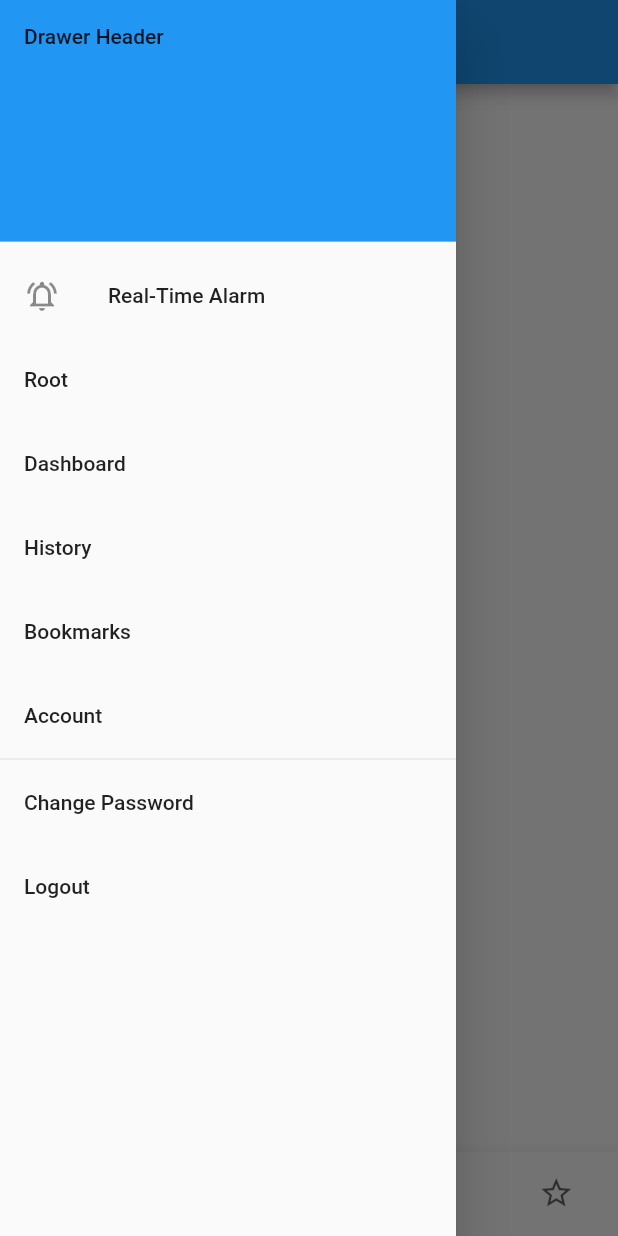
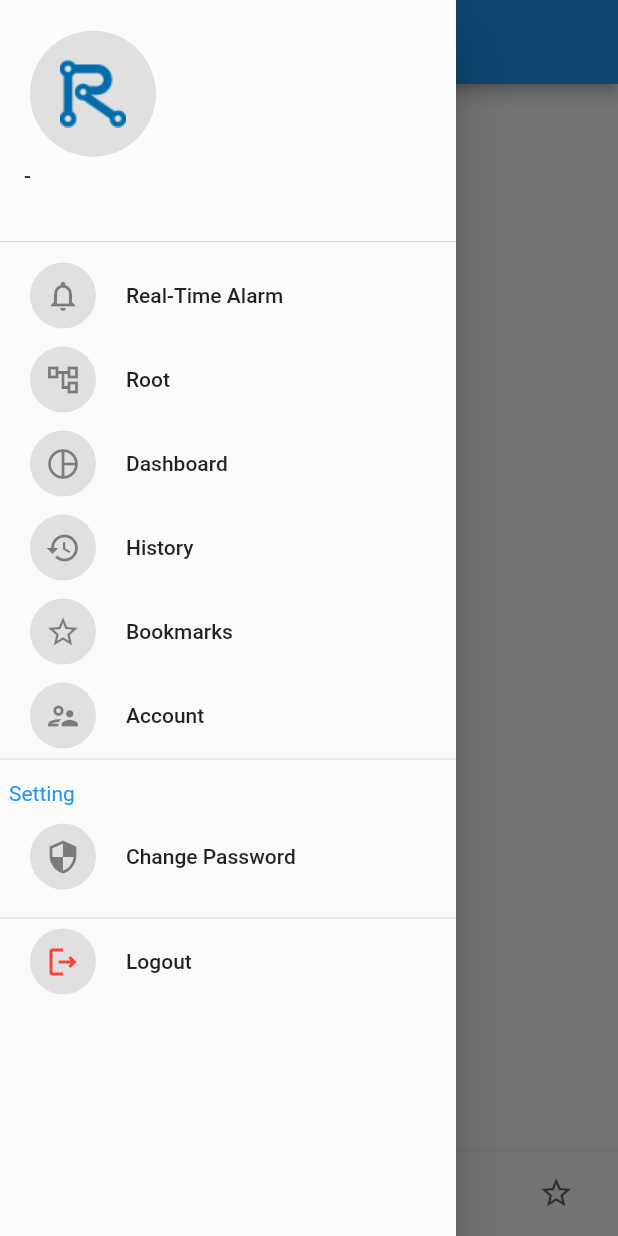
Before and after one commit to henryliang3027/ricoms_app, a Flutter app: the HomePage screen opened directly, with the side drawer open, on a phone screen of 412 x 824 dp. Run offline on Flutter 3.47's test engine with Material 2 defaults, Android fonts, the phone set to English and light mode, and no system bars; our stand-ins replace bloc, dio, equatable, flutter_bloc, formz, hive and 1 more; missing offline and left inert: flutter_simple_treeview, flutter_treeview; accounts and stored records are empty.

Commit message:
finish login, logout, drawer, navigation bar, change password

```diff
--- a/lib/authentication/bloc/authentication_bloc.dart
+++ b/lib/authentication/bloc/authentication_bloc.dart
@@ -40,7 +40,7 @@ class AuthenticationBloc
         case AuthenticationStatus.unauthenticated:
           return emit(const AuthenticationState.unauthenticated());
         case AuthenticationStatus.authenticated:
-          final user = await _authenticationRepository.userRepository
+          final user = _authenticationRepository.userRepository
               .getActivateUser(); //get current login user, activate is true
 
           print(user!.id);
--- a/lib/authentication/bloc/authentication_state.dart
+++ b/lib/authentication/bloc/authentication_state.dart
@@ -3,7 +3,7 @@ part of 'authentication_bloc.dart';
 class AuthenticationState extends Equatable {
   const AuthenticationState._({
     this.status = AuthenticationStatus.unknown,
-    this.user = const User(id: '-', ip: '-', isActivate: false),
+    this.user = const User.empty(),
   });
 
   const AuthenticationState.unknown() : this._();
--- a/lib/home/view/home_page.dart
+++ b/lib/home/view/home_page.dart
@@ -65,16 +65,17 @@ class _HomePageState extends State<HomePage> {
 
   @override
   Widget build(BuildContext context) {
-    final userId = context.select(
-      (AuthenticationBloc bloc) => bloc.state.user.id,
+    final user = context.select(
+      (AuthenticationBloc bloc) => bloc.state.user,
     );
-    print('UserID: $userId');
+    print('UserID: ${user.id}');
 
     return Scaffold(
       appBar: AppBar(
         title: Text(_bottomBarItem[_selectedIndex].label!),
       ),
-      drawer: Drawer(
+      drawer: SafeArea(
+        child: Drawer(
           // Add a ListView to the drawer. This ensures the user can scroll
           // through the options in the drawer if there isn't enough vertical
           // space to fit everything.
@@ -82,14 +83,34 @@ class _HomePageState extends State<HomePage> {
             // Important: Remove any padding from the ListView.
             padding: EdgeInsets.zero,
             children: [
-            const DrawerHeader(
-              decoration: BoxDecoration(
-                color: Colors.blue,
+              DrawerHeader(
+                decoration: const BoxDecoration(
+                  color: Colors.white12,
                 ),
-              child: Text('Drawer Header'),
+                child: Column(
+                  crossAxisAlignment: CrossAxisAlignment.start,
+                  children: [
+                    Card(
+                        elevation: 0,
+                        shape: const CircleBorder(),
+                        color: Colors.grey.shade300,
+                        child: const Padding(
+                          padding: EdgeInsets.all(20),
+                          child:
+                              Image(image: AssetImage('assets/menu_logo.png')),
+                        )),
+                    Text(user.name),
+                  ],
+                ),
               ),
               ListTile(
-              leading: const Icon(Icons.notifications_active_outlined),
+                leading: Card(
+                    elevation: 0,
+                    shape: const CircleBorder(),
+                    color: Colors.grey.shade300,
+                    child: const Padding(
+                        padding: EdgeInsets.all(10),
+                        child: Icon(Icons.notifications_outlined))),
                 title: const Text('Real-Time Alarm'),
                 onTap: () {
                   // Update the state of the app
@@ -100,6 +121,13 @@ class _HomePageState extends State<HomePage> {
                 },
               ),
               ListTile(
+                leading: Card(
+                    elevation: 0,
+                    shape: const CircleBorder(),
+                    color: Colors.grey.shade300,
+                    child: const Padding(
+                        padding: EdgeInsets.all(10),
+                        child: Icon(Icons.account_tree_outlined))),
                 title: const Text('Root'),
                 onTap: () {
                   _pageController.jumpToPage(1);
@@ -107,6 +135,13 @@ class _HomePageState extends State<HomePage> {
                 },
               ),
               ListTile(
+                leading: Card(
+                    elevation: 0,
+                    shape: const CircleBorder(),
+                    color: Colors.grey.shade300,
+                    child: const Padding(
+                        padding: EdgeInsets.all(10),
+                        child: Icon(Icons.pie_chart_outline))),
                 title: const Text('Dashboard'),
                 onTap: () {
                   _pageController.jumpToPage(2);
@@ -114,6 +149,13 @@ class _HomePageState extends State<HomePage> {
                 },
               ),
               ListTile(
+                leading: Card(
+                    elevation: 0,
+                    shape: const CircleBorder(),
+                    color: Colors.grey.shade300,
+                    child: const Padding(
+                        padding: EdgeInsets.all(10),
+                        child: Icon(Icons.history_outlined))),
                 title: const Text('History'),
                 onTap: () {
                   _pageController.jumpToPage(3);
@@ -121,6 +163,13 @@ class _HomePageState extends State<HomePage> {
                 },
               ),
               ListTile(
+                leading: Card(
+                    elevation: 0,
+                    shape: const CircleBorder(),
+                    color: Colors.grey.shade300,
+                    child: const Padding(
+                        padding: EdgeInsets.all(10),
+                        child: Icon(Icons.star_border_outlined))),
                 title: const Text('Bookmarks'),
                 onTap: () {
                   _pageController.jumpToPage(4);
@@ -128,6 +177,13 @@ class _HomePageState extends State<HomePage> {
                 },
               ),
               ListTile(
+                leading: Card(
+                    elevation: 0,
+                    shape: const CircleBorder(),
+                    color: Colors.grey.shade300,
+                    child: const Padding(
+                        padding: EdgeInsets.all(10),
+                        child: Icon(Icons.supervisor_account_outlined))),
                 title: const Text('Account'),
                 onTap: () {
                   _pageController.jumpToPage(1);
@@ -137,21 +193,61 @@ class _HomePageState extends State<HomePage> {
               const Divider(
                 height: 2.0,
               ),
+              const SizedBox(
+                height: 8.0,
+              ),
+              const Padding(
+                padding: EdgeInsets.all(6.0),
+                child: Text(
+                  'Setting',
+                  style: TextStyle(color: Colors.blue),
+                ),
+              ),
               ListTile(
+                leading: Card(
+                    elevation: 0,
+                    shape: const CircleBorder(),
+                    color: Colors.grey.shade300,
+                    child: const Padding(
+                        padding: EdgeInsets.all(10),
+                        child: Icon(Icons.security_outlined))),
                 title: const Text('Change Password'),
-              onTap: () {
-                Navigator.push(context, ChangePasswordPage.route(userId));
+                onTap: () async {
+                  bool actionResult =
+                      await Navigator.push(context, ChangePasswordPage.route());
+                  actionResult
+                      ? context
+                          .read<AuthenticationBloc>()
+                          .add(AuthenticationLogoutRequested(user.id))
+                      : null;
                 },
               ),
+              const Padding(
+                padding: EdgeInsets.all(6.0),
+              ),
+              const Divider(
+                height: 2.0,
+              ),
               ListTile(
+                leading: Card(
+                    elevation: 0,
+                    shape: const CircleBorder(),
+                    color: Colors.grey.shade300,
+                    child: const Padding(
+                        padding: EdgeInsets.all(10),
+                        child: Icon(
+                          Icons.logout_outlined,
+                          color: Colors.red,
+                        ))),
                 title: const Text('Logout'),
                 onTap: () {
                   context
                       .read<AuthenticationBloc>()
-                    .add(AuthenticationLogoutRequested(userId));
+                      .add(AuthenticationLogoutRequested(user.id));
                 },
               ),
             ],
+          ),
         ),
       ),
       body: PageView(
--- a/lib/repository/user.dart
+++ b/lib/repository/user.dart
@@ -6,8 +6,24 @@ class User {
   const User({
     required this.id,
     required this.ip,
+    required this.name,
+    required this.email,
+    required this.mobile,
+    required this.tel,
+    required this.ext,
     required this.isActivate,
   });
+
+  const User.empty()
+      : this(
+            id: '-',
+            ip: '-',
+            name: '-',
+            email: '-',
+            mobile: '-',
+            tel: '-',
+            ext: '-',
+            isActivate: false);
 
   @HiveField(0)
   final String id;
@@ -16,5 +32,20 @@ class User {
   final String ip;
 
   @HiveField(2)
+  final String name;
+
+  @HiveField(3)
+  final String email;
+
+  @HiveField(4)
+  final String mobile;
+
+  @HiveField(5)
+  final String tel;
+
+  @HiveField(6)
+  final String ext;
+
+  @HiveField(7)
   final bool isActivate;
 }
```
Also changed, not shown: lib/change_password/bloc/change_password_bloc.dart (+21 -3 lines), lib/change_password/bloc/change_password_state.dart (+7 -2 lines), lib/change_password/view/change_password_form.dart (+33 -3 lines), lib/change_password/view/change_password_page.dart (+16 -11 lines), lib/repository/authentication_repository.dart (+66 -2 lines), lib/repository/user_repository.dart (+10 -2 lines), assets/menu_logo.png (added), lib/repository/user.g.dart. Lines whose indentation alone changed are shown as unchanged.
